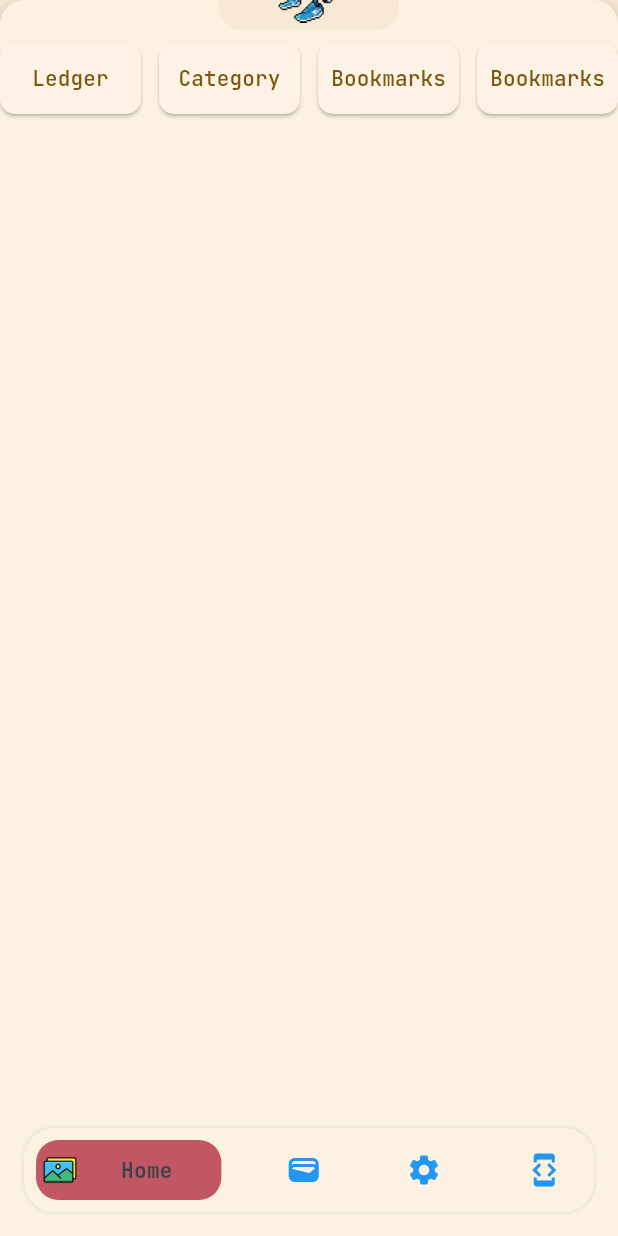
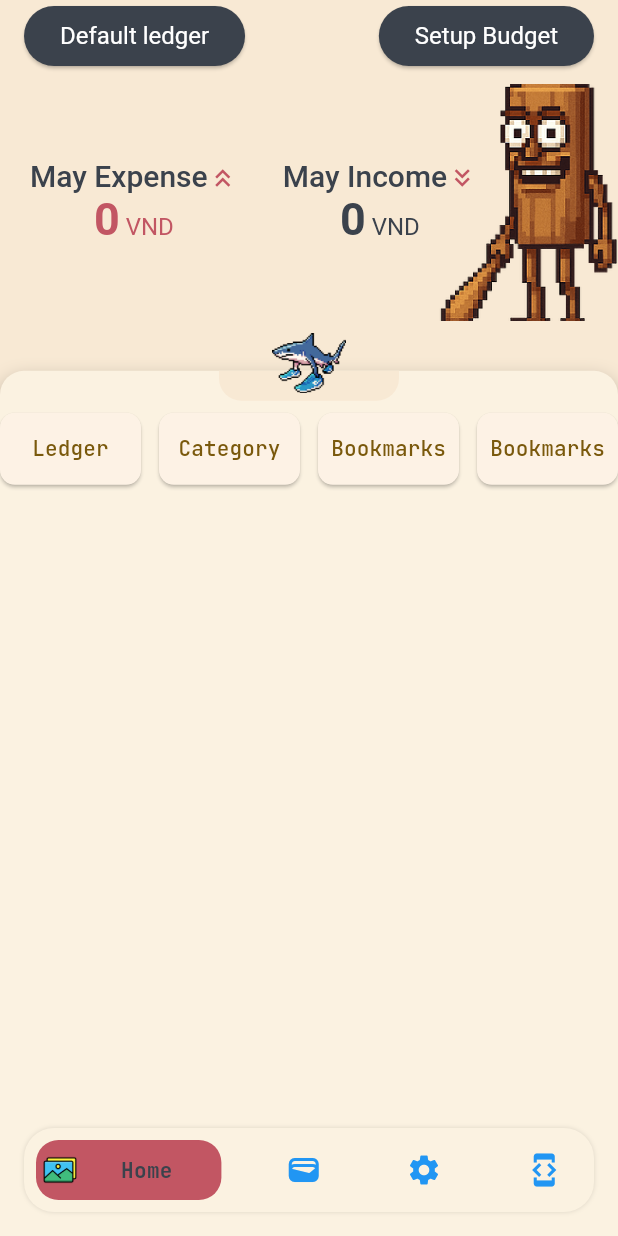
Before and after one commit to toanlemanh/expense_tracker, a Flutter app: the screen it shows after launch, on a phone screen of 412 x 824 dp. Run offline on Flutter 3.47's test engine with Material 3 defaults, Android fonts, the phone set to English and light mode, and no system bars; our stand-ins replace dio, flutter_mobx, go_router, mobx, palette_generator, shared_preferences and 2 more; accounts and stored records are empty; generated files the repository leaves out were written again; statements that could not run were skipped.

Commit message:
update: comment unused vars

```diff
--- a/lib/main.dart
+++ b/lib/main.dart
@@ -175,7 +175,6 @@ class _MainScaffoldState extends State<MainScaffold>
     );
   }
 
-  final double topBarHeight = 80.0;
   @override
   Widget build(BuildContext context) {
     return Scaffold(
@@ -190,9 +189,10 @@ class _MainScaffoldState extends State<MainScaffold>
                   _buildTopBar(),
                   // PageView covers the whole screen except for the floating bottom bar
                   DraggableScrollableSheet(
-                    initialChildSize: 1.0, // Start at full height
+                    initialChildSize: 0.7, // Start at full height
                     minChildSize: 0.7, // Can shrink to 10%
-                    //maxChildSize: 1.0, // Can expand to 100%
+                    // maxChildSize: 1.0, // Can expand to 100%
+                    expand: true,
                     builder: (context, scrollController) {
                       return PageView(
                         clipBehavior: Clip.none,
```
Lines whose indentation alone changed are shown as unchanged.
